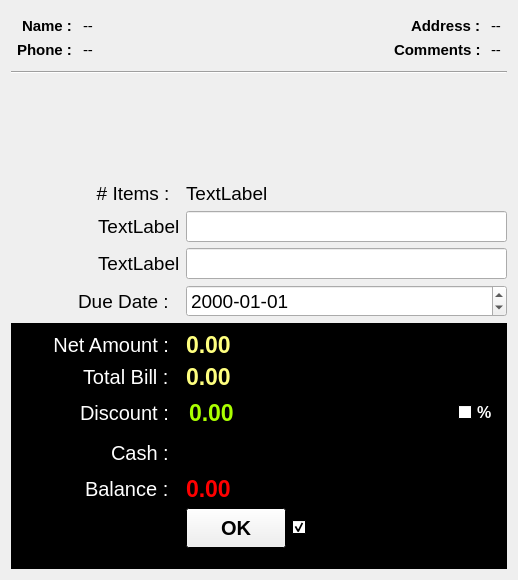
Old version of the form estorecpp/singlepayment.ui in the repository Watti/estorecpp.
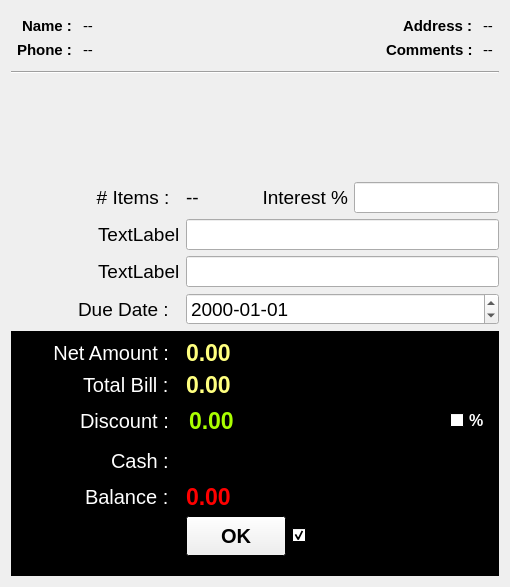
New version of the form. Icons and pictures are not drawn.

Commit message: interest added to payment widgets multiple payment ui improved

```diff
--- a/estorecpp/singlepayment.ui
+++ b/estorecpp/singlepayment.ui
@@ -6,8 +6,8 @@
    <rect>
     <x>0</x>
     <y>0</y>
-    <width>518</width>
-    <height>580</height>
+    <width>510</width>
+    <height>587</height>
    </rect>
   </property>
   <property name="windowTitle">
@@ -475,6 +475,8 @@
       </widget>
      </item>
      <item row="0" column="1">
+      <layout class="QHBoxLayout" name="horizontalLayout_6">
+       <item>
       <widget class="QLabel" name="noOfItemsLbl">
        <property name="sizePolicy">
         <sizepolicy hsizetype="MinimumExpanding" vsizetype="Preferred">
@@ -482,15 +484,53 @@
          <verstretch>0</verstretch>
         </sizepolicy>
        </property>
+         <property name="minimumSize">
+          <size>
+           <width>70</width>
+           <height>0</height>
+          </size>
+         </property>
+         <property name="maximumSize">
+          <size>
+           <width>70</width>
+           <height>16777215</height>
+          </size>
+         </property>
        <property name="font">
         <font>
          <pointsize>14</pointsize>
         </font>
        </property>
        <property name="text">
-        <string>TextLabel</string>
-       </property>
-      </widget>
+          <string>--</string>
+         </property>
+        </widget>
+       </item>
+       <item>
+        <widget class="QLabel" name="label_4">
+         <property name="font">
+          <font>
+           <pointsize>14</pointsize>
+          </font>
+         </property>
+         <property name="text">
+          <string>Interest %</string>
+         </property>
+         <property name="alignment">
+          <set>Qt::AlignRight|Qt::AlignTrailing|Qt::AlignVCenter</set>
+         </property>
+        </widget>
+       </item>
+       <item>
+        <widget class="QLineEdit" name="lineEdit">
+         <property name="font">
+          <font>
+           <pointsize>14</pointsize>
+          </font>
+         </property>
+        </widget>
+       </item>
+      </layout>
      </item>
      <item row="1" column="0">
       <widget class="QLabel" name="lbl1">
```
Lines whose indentation alone changed are shown as unchanged. The commit also changes 3 other files.
